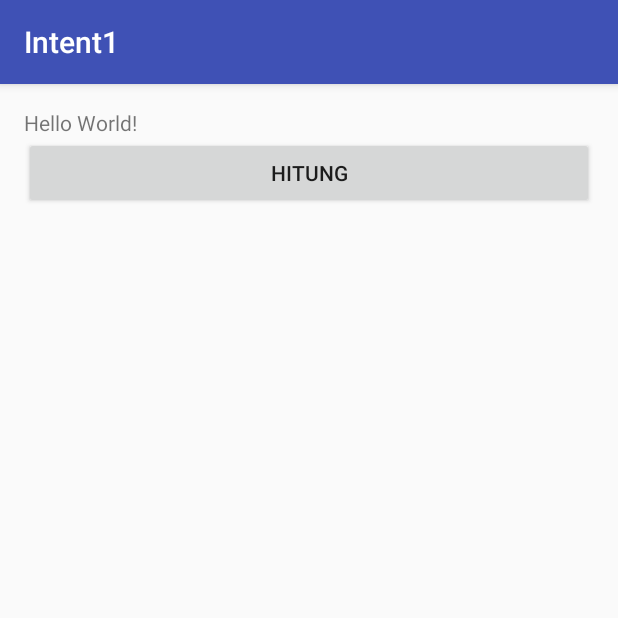
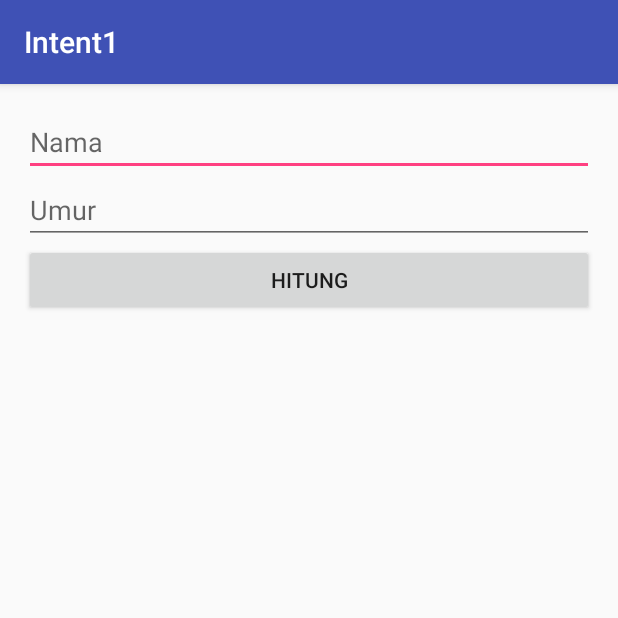
Before and after one commit to BerlianVerenita/Intent1, an Android app: the screen it shows after launch (MainActivity), on a phone screen of 412 x 824 dp, the top half of it. Run offline under Robolectric (Android 15) with nearby library versions, the phone set to English and light mode, and no system bars.

Commit message:
startActivity Part 2

```diff
--- a/app/src/main/java/id/sch/smktelkom_mlg/learn/intent1/MainActivity.java
+++ b/app/src/main/java/id/sch/smktelkom_mlg/learn/intent1/MainActivity.java
@@ -4,19 +4,44 @@ import android.content.Intent;
 import android.support.v7.app.AppCompatActivity;
 import android.os.Bundle;
 import android.view.View;
+import android.widget.EditText;
 
 public class MainActivity extends AppCompatActivity {
 
+    public static final String NAMA = "Nama";
+    public static final String UMUR = "Umur" ;
+    EditText etNama;
+    EditText etUmur;
     @Override
     protected void onCreate(Bundle savedInstanceState) {
+
         super.onCreate(savedInstanceState);
         setContentView(R.layout.activity_main);
+
+        etNama = (EditText) findViewById(R.id.editTextNama);
+        etUmur = (EditText) findViewById(R.id.editTextUmur);
 
         findViewById(R.id.buttonHitung).setOnClickListener(new View.OnClickListener() {
             @Override
             public void onClick(View v) {
-                startActivity(new Intent(MainActivity.this, HasilActivity.class));
+                goHasil();
             }
         });
     }
+
+    private void goHasil()
+    {
+        String nama = etNama.getText().toString();
+        String umurSrt = etUmur.getText().toString();
+
+        int umur = umurSrt.isEmpty() ? 0 : Integer.parseInt(umurSrt);
+
+        Intent intent = new Intent(MainActivity.this, HasilActivity.class);
+        intent.putExtra(NAMA, nama);
+        intent.putExtra(UMUR, umur);
+
+        startActivity(intent);
+    }
+
+
 }
--- a/app/src/main/res/layout/activity_main.xml
+++ b/app/src/main/res/layout/activity_main.xml
@@ -10,10 +10,21 @@
     android:paddingTop="@dimen/activity_vertical_margin"
     tools:context="id.sch.smktelkom_mlg.learn.intent1.MainActivity">
 
-    <TextView
-        android:layout_width="wrap_content"
+    <EditText
+        android:id="@+id/editTextNama"
+        android:layout_width="match_parent"
         android:layout_height="wrap_content"
-        android:text="Hello World!" />
+        android:ems="10"
+        android:hint="Nama"
+        android:inputType="textPersonName" />
+
+    <EditText
+        android:id="@+id/editTextUmur"
+        android:layout_width="match_parent"
+        android:layout_height="wrap_content"
+        android:ems="10"
+        android:hint="Umur"
+        android:inputType="numberSigned" />
 
     <Button
         android:id="@+id/buttonHitung"
```
Also changed, not shown: app/src/main/java/id/sch/smktelkom_mlg/learn/intent1/HasilActivity.java (+12 -0 lines), app/src/main/res/layout/activity_hasil.xml (+7 -0 lines).
